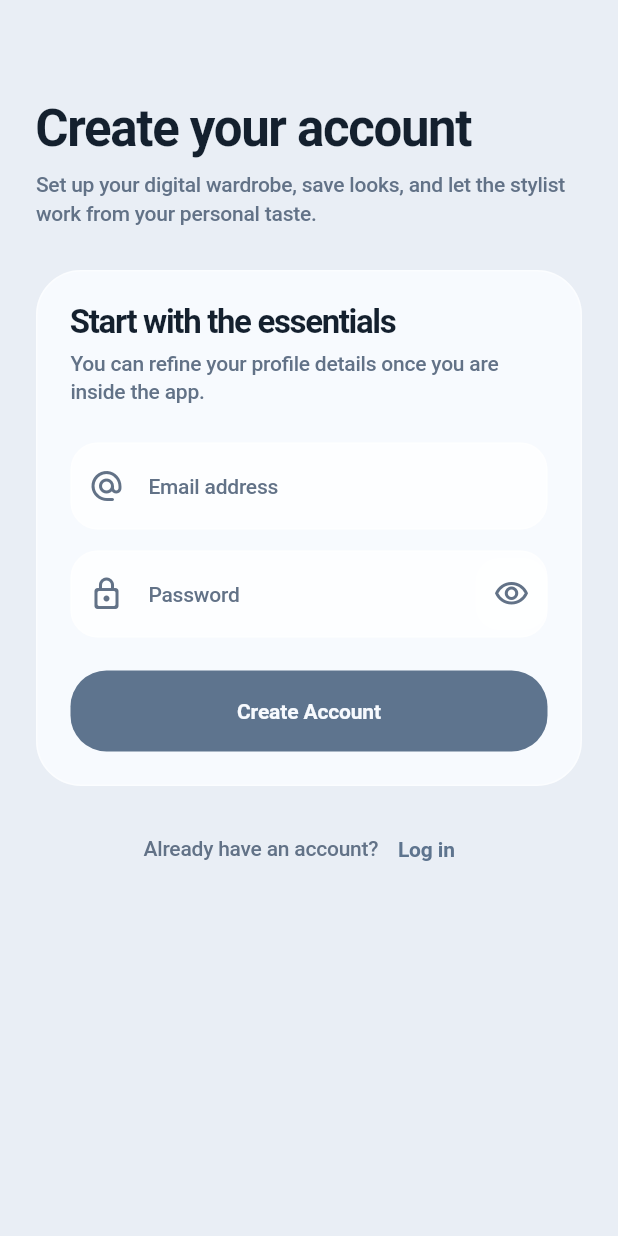
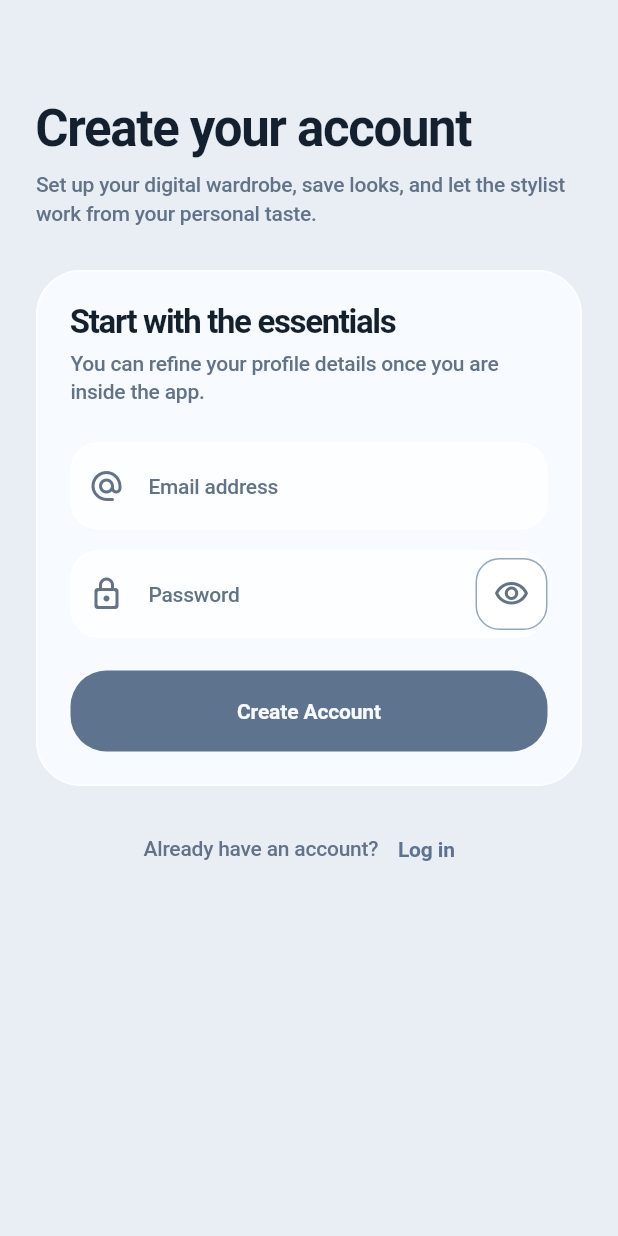
Before and after one commit to caisergan/outfitter, a Flutter app: the screen it shows after launch, after a tap on "Create an account", on a phone screen of 412 x 824 dp. Run offline on Flutter 3.47's test engine with Material 3 defaults, Android fonts, the phone set to English and light mode, and no system bars; our stand-ins replace cached_network_image, dio, flutter_dotenv, flutter_riverpod, flutter_secure_storage, freezed_annotation and 4 more; generated files the repository leaves out were written again; network calls fail.

Commit message:
style(ui): part2

```diff
--- a/mobile/lib/core/theme/app_colors.dart
+++ b/mobile/lib/core/theme/app_colors.dart
@@ -10,8 +10,8 @@ class AppColors {
   static const blush = Color(0xFF5E748E);
   static const text = Color(0xFF14202E);
   static const textMuted = Color(0xFF627287);
-  static const border = Color(0x80FFFFFF);
-  static const borderStrong = Color(0xFFA5B6CA);
+  static const border = Color(0xCCFFFFFF);
+  static const borderStrong = Color(0xFF93A8C0);
   static const success = Color(0xFF5E8A7B);
   static const danger = Color(0xFF9A6470);
 
--- a/mobile/lib/core/theme/app_theme.dart
+++ b/mobile/lib/core/theme/app_theme.dart
@@ -160,16 +160,16 @@ class AppTheme {
         focusedErrorBorder: inputBorder(AppColors.danger),
       ),
       chipTheme: ChipThemeData(
-        backgroundColor: AppColors.glass.withValues(alpha: 0.75),
+        backgroundColor: AppColors.glassStrong.withValues(alpha: 0.78),
         selectedColor: AppColors.glassStrong,
         secondarySelectedColor: AppColors.glassStrong,
         disabledColor: AppColors.surfaceMuted,
-        side: const BorderSide(color: AppColors.border),
+        side: const BorderSide(color: AppColors.borderStrong),
         shape: RoundedRectangleBorder(
           borderRadius: BorderRadius.circular(999),
         ),
         labelStyle: textTheme.labelMedium?.copyWith(
-          color: AppColors.textMuted,
+          color: AppColors.text,
           fontWeight: FontWeight.w600,
         ),
         secondaryLabelStyle: textTheme.labelMedium?.copyWith(
@@ -206,8 +206,8 @@ class AppTheme {
       outlinedButtonTheme: OutlinedButtonThemeData(
         style: OutlinedButton.styleFrom(
           foregroundColor: AppColors.text,
-          backgroundColor: AppColors.glass.withValues(alpha: 0.58),
-          side: const BorderSide(color: AppColors.border),
+          backgroundColor: AppColors.glassStrong.withValues(alpha: 0.82),
+          side: const BorderSide(color: AppColors.borderStrong),
           minimumSize: const Size.fromHeight(52),
           shape: largeShape,
           textStyle: textTheme.labelLarge,
@@ -222,7 +222,8 @@ class AppTheme {
       iconButtonTheme: IconButtonThemeData(
         style: IconButton.styleFrom(
           foregroundColor: AppColors.text,
-          backgroundColor: AppColors.glassStrong.withValues(alpha: 0.65),
+          backgroundColor: AppColors.glassStrong.withValues(alpha: 0.8),
+          side: const BorderSide(color: AppColors.borderStrong),
           shape: RoundedRectangleBorder(
             borderRadius: BorderRadius.circular(16),
           ),
@@ -253,7 +254,7 @@ class AppTheme {
         elevation: 0,
         shape: RoundedRectangleBorder(
           borderRadius: BorderRadius.circular(26),
-          side: const BorderSide(color: AppColors.border),
+          side: const BorderSide(color: AppColors.borderStrong),
         ),
       ),
       listTileTheme: ListTileThemeData(
```
Also changed, not shown: mobile/lib/features/assistant/ui/widgets/parameter_screen.dart (+6 -3 lines), mobile/lib/features/tryon/ui/tryon_screen.dart (+11 -6 lines).
